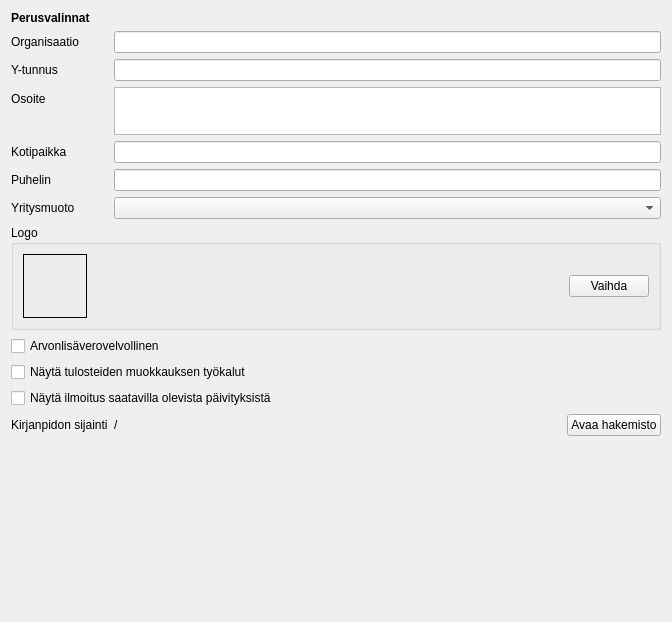
Before: the Qt Designer form kitupiikki/maaritys/perusvalinnat.ui in artoh/kitupiikki, drawn with Qt 5.
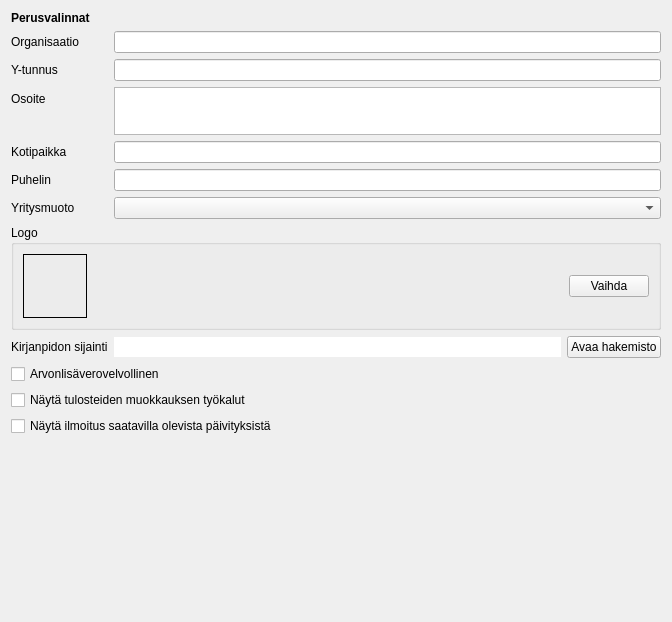
After: the same form once the commit is applied.

Commit message: Kirjanpidon sijainti ylempänä

The edit to the form file:
```diff
--- a/kitupiikki/maaritys/perusvalinnat.ui
+++ b/kitupiikki/maaritys/perusvalinnat.ui
@@ -198,35 +198,34 @@
      </property>
     </spacer>
    </item>
-   <item row="21" column="0">
+   <item row="14" column="0">
     <widget class="QLabel" name="label_7">
      <property name="text">
       <string>Kirjanpidon sijainti</string>
      </property>
     </widget>
    </item>
-   <item row="21" column="1">
+   <item row="14" column="1">
     <layout class="QHBoxLayout" name="horizontalLayout_2">
      <item>
-      <widget class="QLabel" name="sijaintiLabel">
-       <property name="text">
-        <string>/</string>
+      <widget class="QLineEdit" name="sijaintiLabel">
+       <property name="mouseTracking">
+        <bool>true</bool>
+       </property>
+       <property name="focusPolicy">
+        <enum>Qt::NoFocus</enum>
+       </property>
+       <property name="frame">
+        <bool>false</bool>
+       </property>
+       <property name="readOnly">
+        <bool>true</bool>
+       </property>
+       <property name="clearButtonEnabled">
+        <bool>false</bool>
        </property>
       </widget>
      </item>
-     <item>
-      <spacer name="horizontalSpacer_2">
-       <property name="orientation">
-        <enum>Qt::Horizontal</enum>
-       </property>
-       <property name="sizeHint" stdset="0">
-        <size>
-         <width>40</width>
-         <height>20</height>
-        </size>
-       </property>
-      </spacer>
-     </item>
      <item>
       <widget class="QPushButton" name="hakemistoNappi">
        <property name="text">
```
Left out of the diff: 14 changed lines with no effect on the pictures.
